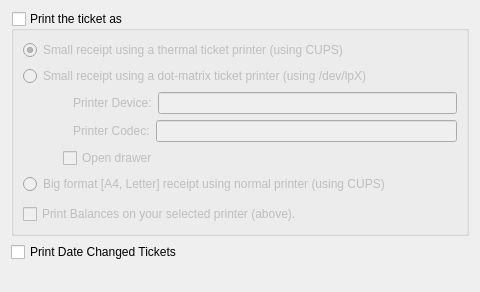
Old version of the form src/ui/pref_printers.ui in the repository miguelchavez/lemonpos.
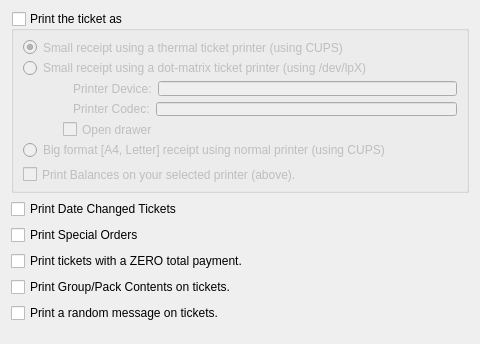
New version of the form.

What changed in the file:
```diff
--- a/src/ui/pref_printers.ui
+++ b/src/ui/pref_printers.ui
@@ -7,7 +7,7 @@
     <x>0</x>
     <y>0</y>
     <width>480</width>
-    <height>292</height>
+    <height>344</height>
    </rect>
   </property>
   <property name="windowTitle">
@@ -165,6 +165,34 @@
      </property>
     </widget>
    </item>
+   <item>
+    <widget class="QCheckBox" name="kcfg_printSO">
+     <property name="text">
+      <string>Print Special Orders</string>
+     </property>
+    </widget>
+   </item>
+   <item>
+    <widget class="QCheckBox" name="kcfg_printZeroTicket">
+     <property name="text">
+      <string>Print tickets with a ZERO total payment.</string>
+     </property>
+    </widget>
+   </item>
+   <item>
+    <widget class="QCheckBox" name="kcfg_printPackContents">
+     <property name="text">
+      <string>Print Group/Pack Contents on tickets.</string>
+     </property>
+    </widget>
+   </item>
+   <item>
+    <widget class="QCheckBox" name="kcfg_printRandomMsg">
+     <property name="text">
+      <string>Print a random message on tickets.</string>
+     </property>
+    </widget>
+   </item>
    <item>
     <spacer>
      <property name="orientation">
```
